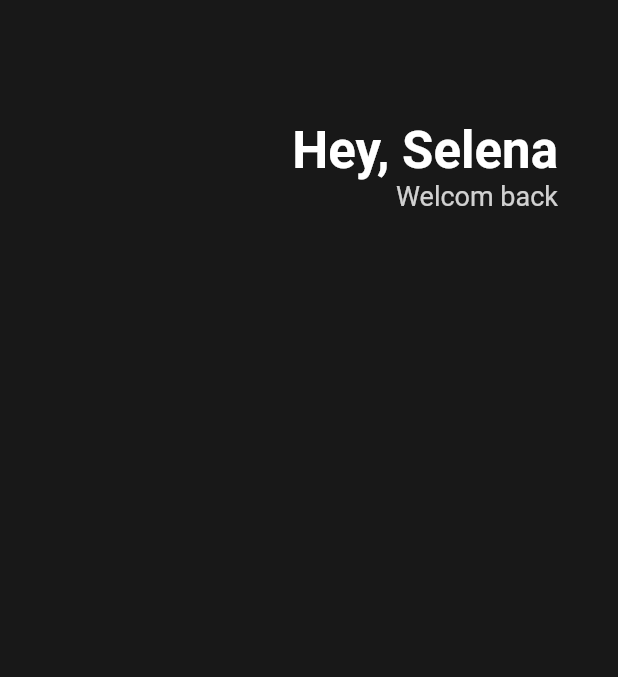
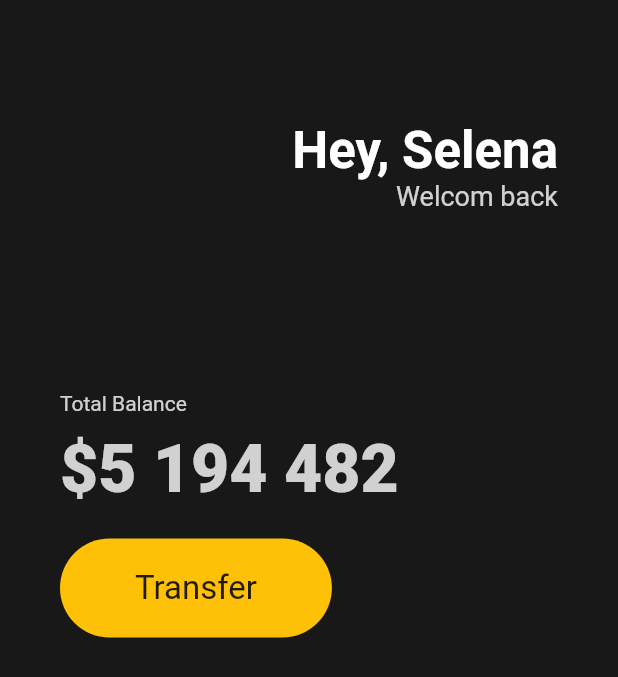
Before and after one commit to ashhhhhhhes/toonflix-flutter, a Flutter app: the screen it shows after launch, on a phone screen of 412 x 824 dp. Shown: the top 677 px of the screen. Run offline on Flutter 3.47's test engine with Material 2 defaults, Android fonts, the phone set to English and light mode, and no system bars.

Commit message:
Add Button

```diff
--- a/lib/main.dart
+++ b/lib/main.dart
@@ -9,10 +9,11 @@ class App extends StatelessWidget {
   Widget build(BuildContext context) {
     return MaterialApp(
       home: Scaffold(
-        backgroundColor: Color(0xFF181818),
+        backgroundColor: const Color(0xFF181818),
         body: Padding(
           padding: const EdgeInsets.symmetric(horizontal: 40),
           child: Column(
+            crossAxisAlignment: CrossAxisAlignment.start,
             children: [
               const SizedBox(
                 height: 80,
@@ -23,7 +24,7 @@ class App extends StatelessWidget {
                   Column(
                     crossAxisAlignment: CrossAxisAlignment.end,
                     children: [
-                      const Text(
+                      Text(
                         'Hey, Selena',
                         style: TextStyle(
                             color: Colors.white,
@@ -33,9 +34,47 @@ class App extends StatelessWidget {
                       Text(
                         'Welcom back',
                         style: TextStyle(
-                            color: Colors.white.withOpacity(0.8), fontSize: 18),
-                      )
+                            color: Color.fromRGBO(255, 255, 255, 0.8),
+                            fontSize: 18),
+                      ),
                     ],
+                  )
+                ],
+              ),
+              const SizedBox(
+                height: 120,
+              ),
+              Text(
+                'Total Balance',
+                style: TextStyle(color: Colors.white.withOpacity(0.8)),
+              ),
+              const SizedBox(
+                height: 10,
+              ),
+              Text(
+                '\$5 194 482',
+                style: TextStyle(
+                    color: Colors.white.withOpacity(0.8),
+                    fontSize: 44,
+                    fontWeight: FontWeight.w800),
+              ),
+              SizedBox(
+                height: 20,
+              ),
+              Row(
+                children: [
+                  Container(
+                    decoration: BoxDecoration(
+                        color: Colors.amber,
+                        borderRadius: BorderRadius.circular(45)),
+                    child: const Padding(
+                      padding:
+                          EdgeInsets.symmetric(vertical: 20, horizontal: 50),
+                      child: Text(
+                        'Transfer',
+                        style: TextStyle(fontSize: 22),
+                      ),
+                    ),
                   )
                 ],
               )
```
